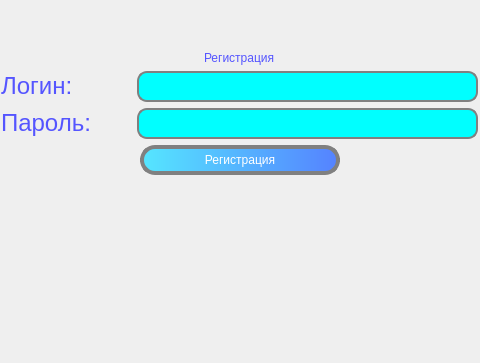
Before: the Qt Designer form reg.ui in Mathew5555/The-Olympiad-schedule, drawn with Qt 5; both pictures show x 111 to 591 and y 137 to 500 of the 700 by 500 pixel window.
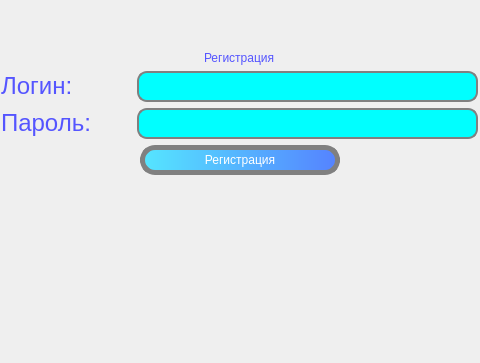
After: the same form once the commit is applied.

```diff
--- a/reg.ui
+++ b/reg.ui
@@ -187,11 +187,18 @@
               </size>
              </property>
              <property name="styleSheet">
-              <string notr="true">background: qlineargradient(spread:pad, x1:0, y1:0, x2:1, y2:0, stop:0 rgba(85, 230, 255), stop:1 rgba(85, 130, 255));
+              <string notr="true">
+#btn_enter_reg{
+background: qlineargradient(spread:pad, x1:0, y1:0, x2:1, y2:0, stop:0 rgba(85, 230, 255), stop:1 rgba(85, 130, 255));
 font: 12pt &quot;MS Shell Dlg 2&quot;;
 color: rgb(255, 255, 255);
-border: 4px solid grey;
+border: 5px solid grey;
 border-radius: 15px;
+}
+
+#btn_enter_reg:hover {
+border: 5px solid #5555ff;
+}
 </string>
              </property>
              <property name="text">
```
